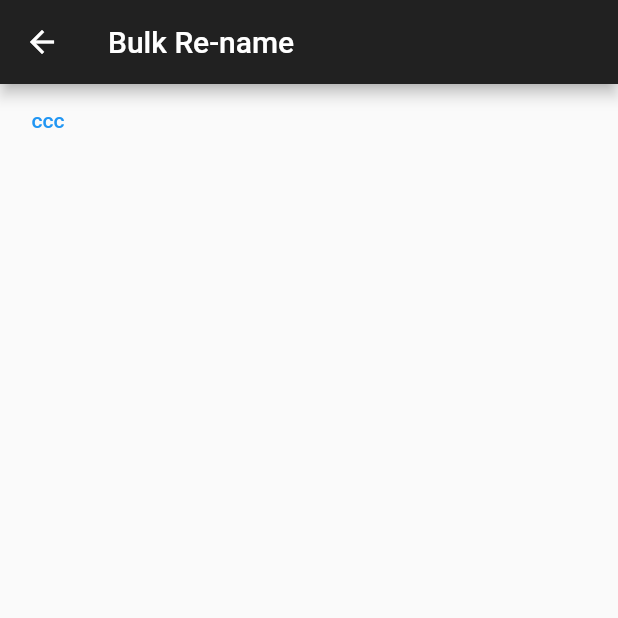
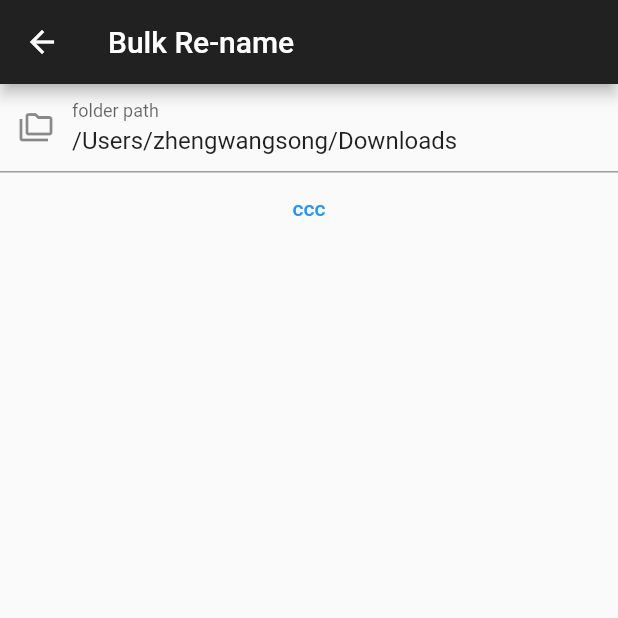
Before and after one commit to songzhw/SixToolkit_ForLife, a Flutter app: the BulkRenamePage screen opened by its route, after a tap on "ccc", on a phone screen of 412 x 824 dp, the top half of it. Run offline on Flutter 3.47's test engine with Material 2 defaults, Android fonts, the phone set to English and light mode, and no system bars; our stand-ins replace get.

Commit message:
get the file name, isDir

```diff
--- a/Tools_On_Mac/lib/apps/rename/BulkRenamePage.dart
+++ b/Tools_On_Mac/lib/apps/rename/BulkRenamePage.dart
@@ -1,30 +1,44 @@
 import 'dart:io';
 
 import 'package:flutter/material.dart';
-import 'package:path_provider/path_provider.dart';
+import 'package:get/get.dart';
 
 import '../../Commons.dart';
 
+class BulkRenamePage extends StatelessWidget {
+  final input = TextEditingController();
 
-
-class BulkRenamePage extends StatelessWidget {
   @override
   Widget build(BuildContext context) {
+    input.text = "/Users/zhengwangsong/Downloads"; //初始值, 便于debug
+
     return Scaffold(
       appBar: appbar("Bulk Re-name"),
       body: Column(
         children: [
+          TextField(
+            controller: input,
+            decoration: InputDecoration(labelText: "folder path", hintText: "folder path", prefixIcon: Icon(Icons.folder_copy_outlined)),
+            onSubmitted: (value) {
+              print('szw value = $value');
+            },
+          ),
           TextButton(onPressed: f, child: Text("ccc")),
         ],
       ),
     );
   }
 
+  _readFilesInDir(String path){
+    Directory dir = Directory(path);
+    List<FileSystemEntity> files = dir.listSync();
+    for(var file in files) {
+      print("szw file = ${file.path}, isDir = ${file is Directory}");
+    }
+  }
+
   f() async {
-    print('11');
-    final dir = Directory("/Users/zhengwangsong/Downloads");
-    print('di = ${dir.path}');
-    print('dir = ${dir.listSync()}'); //=> dir = /Users/zhengwangsong/Documents
+    _readFilesInDir(input.text);
   }
 }
 
@@ -47,5 +61,5 @@ import 'package:filepicker_macos/filepicker_macos.dart';
 
 4. 当把app-sandbox设为false后, 那下面的值就变了!!!
     final dir = await getApplicationDocumentsDirectory();
-    print('dir = ${dir.path}'); //=> dir = /Users/zhengwangsong/Documents
+    print('dir = ${dir.path}'); //=> dir = /Users/szw/Documents
  */
```
